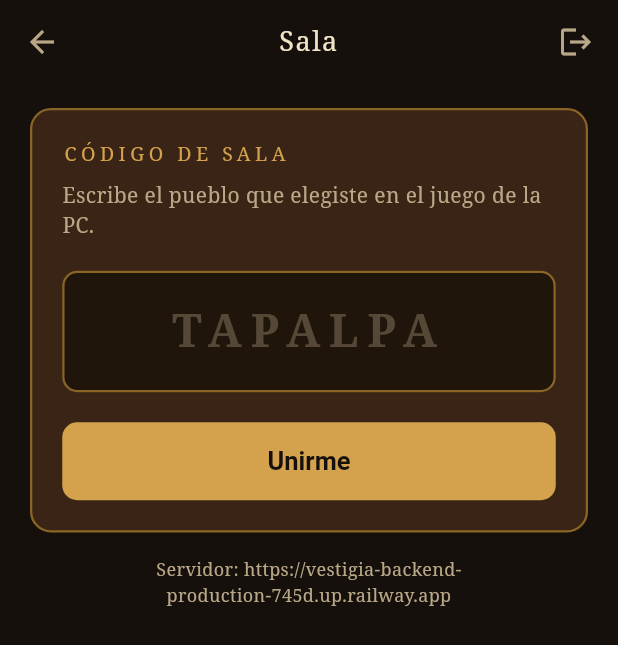
After one commit to Oliveriswackk/Vestigia, a Flutter app: the screen it shows after launch, after a tap on "Sala", on a phone screen of 412 x 824 dp. The commit adds this screen. Shown: the top 645 px of the screen. Run offline on Flutter 3.47's test engine with Material 3 defaults, Android fonts, the phone set to English and light mode, and no system bars.

Commit message:
New: pantalla Sala para probar la conexión con el juego
Se escribe el código de sala, se une y muestra el estado y los mensajes
que llegan del juego.

```diff
--- a/mobile/lib/app/puzzle_top_bar.dart
+++ b/mobile/lib/app/puzzle_top_bar.dart
@@ -2,7 +2,8 @@ import 'package:flutter/material.dart';
 
 import 'vestigia_theme.dart';
 
-/// Barra común de los puzzles: volver al menú, título y nueva partida.
+/// Barra común de los puzzles: volver al menú, título y nueva partida
+/// (o la acción equivalente de la pantalla, como salir de la sala).
 class PuzzleTopBar extends StatelessWidget {
   const PuzzleTopBar({
     super.key,
@@ -10,12 +11,16 @@ class PuzzleTopBar extends StatelessWidget {
     required this.onBack,
     required this.onRestart,
     this.restartKey,
+    this.restartTooltip = 'Nueva partida',
+    this.restartIcon = Icons.refresh,
   });
 
   final String title;
   final VoidCallback onBack;
   final VoidCallback onRestart;
   final Key? restartKey;
+  final String restartTooltip;
+  final IconData restartIcon;
 
   @override
   Widget build(BuildContext context) {
@@ -41,8 +46,8 @@ class PuzzleTopBar extends StatelessWidget {
           ),
           IconButton(
             key: restartKey,
-            icon: const Icon(Icons.refresh),
-            tooltip: 'Nueva partida',
+            icon: Icon(restartIcon),
+            tooltip: restartTooltip,
             onPressed: onRestart,
           ),
         ],
--- a/mobile/lib/app/vestigia_app.dart
+++ b/mobile/lib/app/vestigia_app.dart
@@ -1,15 +1,45 @@
 import 'package:flutter/material.dart';
 
+import '../core/room/room_connection.dart';
 import '../menu/main_menu_screen.dart';
 import '../menu/puzzle_catalog.dart';
 import '../menu/puzzle_entry.dart';
 import 'vestigia_theme.dart';
 
-class VestigiaApp extends StatelessWidget {
-  const VestigiaApp({super.key, this.puzzles});
+class VestigiaApp extends StatefulWidget {
+  const VestigiaApp({super.key, this.puzzles, this.room});
 
   /// Permite sustituir el catálogo (por ejemplo, en pruebas).
   final List<PuzzleEntry>? puzzles;
+
+  /// Permite sustituir la conexión con la sala (por ejemplo, en pruebas).
+  final RoomConnection? room;
+
+  @override
+  State<VestigiaApp> createState() => _VestigiaAppState();
+}
+
+class _VestigiaAppState extends State<VestigiaApp>
+    with WidgetsBindingObserver {
+  late final RoomConnection _room = widget.room ?? RoomConnection.standard();
+
+  @override
+  void initState() {
+    super.initState();
+    WidgetsBinding.instance.addObserver(this);
+  }
+
+  @override
+  void didChangeAppLifecycleState(AppLifecycleState state) {
+    if (state == AppLifecycleState.resumed) _room.refresh();
+  }
+
+  @override
+  void dispose() {
+    WidgetsBinding.instance.removeObserver(this);
+    if (widget.room == null) _room.dispose();
+    super.dispose();
+  }
 
   @override
   Widget build(BuildContext context) {
@@ -17,7 +47,9 @@ class VestigiaApp extends StatelessWidget {
       title: 'Vestigia',
       debugShowCheckedModeBanner: false,
       theme: buildVestigiaTheme(),
-      home: MainMenuScreen(puzzles: puzzles ?? defaultPuzzleCatalog()),
+      home: MainMenuScreen(
+        puzzles: widget.puzzles ?? defaultPuzzleCatalog(room: _room),
+      ),
     );
   }
 }
--- a/mobile/lib/menu/puzzle_catalog.dart
+++ b/mobile/lib/menu/puzzle_catalog.dart
@@ -1,13 +1,23 @@
 import 'package:flutter/material.dart';
 
+import '../core/room/room_connection.dart';
 import '../puzzles/lookout/lookout_screen.dart';
 import '../puzzles/observatory/observatory_screen.dart';
 import '../puzzles/photo/photo_puzzle_screen.dart';
 import '../puzzles/radio/radio_puzzle_screen.dart';
+import '../room/room_screen.dart';
 import 'puzzle_entry.dart';
 
-/// Puzzles disponibles en el menú, en el orden en que se muestran.
-List<PuzzleEntry> defaultPuzzleCatalog() => [
+/// Entradas del menú en el orden en que se muestran: primero la conexión con
+/// la sala del juego y después los puzzles.
+List<PuzzleEntry> defaultPuzzleCatalog({required RoomConnection room}) => [
+  PuzzleEntry(
+    id: 'room',
+    title: 'Sala',
+    description: 'Únete a la partida del juego en la PC.',
+    icon: Icons.sensors,
+    builder: (_) => RoomScreen(connection: room),
+  ),
   PuzzleEntry(
     id: 'radio',
     title: 'Radio',
--- /dev/null
+++ b/mobile/lib/room/room_screen.dart
@@ -0,0 +1,448 @@
+import 'package:flutter/material.dart';
+import 'package:flutter/services.dart';
+
+import '../app/puzzle_top_bar.dart';
+import '../app/vestigia_theme.dart';
+import '../core/room/room_connection.dart';
+import '../core/room/room_models.dart';
+
+/// Pantalla provisional para probar la conexión entre el juego y la app:
+/// se escribe el código de sala (el pueblo elegido en la PC), se une y se
+/// ven el estado de la conexión y los mensajes que llegan.
+class RoomScreen extends StatefulWidget {
+  const RoomScreen({super.key, required this.connection});
+
+  final RoomConnection connection;
+
+  static const codeFieldKey = Key('room-code');
+  static const joinKey = Key('room-join');
+  static const leaveKey = Key('room-leave');
+  static const statusKey = Key('room-status');
+  static const errorKey = Key('room-error');
+  static const logKey = Key('room-log');
+
+  @override
+  State<RoomScreen> createState() => _RoomScreenState();
+}
+
+class _RoomScreenState extends State<RoomScreen> {
+  final _controller = TextEditingController();
+
+  @override
+  void dispose() {
+    _controller.dispose();
+    super.dispose();
+  }
+
+  void _join() {
+    FocusScope.of(context).unfocus();
+    widget.connection.join(_controller.text);
+  }
+
+  @override
+  Widget build(BuildContext context) {
+    final connection = widget.connection;
+    return Scaffold(
+      body: SafeArea(
+        child: Column(
+          children: [
+            PuzzleTopBar(
+              title: 'Sala',
+              onBack: () => Navigator.of(context).pop(),
+              onRestart: connection.leave,
+              restartKey: RoomScreen.leaveKey,
+              restartTooltip: 'Salir de la sala',
+              restartIcon: Icons.logout,
+            ),
+            Expanded(
+              child: ListenableBuilder(
+                listenable: connection,
+                builder: (context, _) {
+                  final joined = connection.inRoom;
+                  return ListView(
+                    padding: const EdgeInsets.fromLTRB(20, 16, 20, 24),
+                    children: [
+                      if (joined)
+                        _RoomPanel(connection: connection)
+                      else
+                        _JoinPanel(
+                          connection: connection,
+                          controller: _controller,
+                          onJoin: _join,
+                        ),
+                      const SizedBox(height: 16),
+                      Text(
+                        'Servidor: ${connection.config.baseUrl}',
+                        textAlign: TextAlign.center,
+                        style: const TextStyle(
+                          fontSize: 12,
+                          color: VestigiaColors.creamMuted,
+                        ),
+                      ),
+                    ],
+                  );
+                },
+              ),
+            ),
+          ],
+        ),
+      ),
+    );
+  }
+}
+
+class _Panel extends StatelessWidget {
+  const _Panel({required this.child});
+
+  final Widget child;
+
+  @override
+  Widget build(BuildContext context) {
+    return Container(
+      padding: const EdgeInsets.all(20),
+      decoration: BoxDecoration(
+        color: VestigiaColors.wood,
+        borderRadius: BorderRadius.circular(14),
+        border: Border.all(color: VestigiaColors.brassDark, width: 1.5),
+      ),
+      child: child,
+    );
+  }
+}
+
+class _Label extends StatelessWidget {
+  const _Label(this.text);
+
+  final String text;
+
+  @override
+  Widget build(BuildContext context) {
+    return Text(
+      text,
+      style: const TextStyle(
+        fontSize: 13,
+        letterSpacing: 3,
+        color: VestigiaColors.brass,
+      ),
+    );
+  }
+}
+
+class _UpperCaseNoSpaces extends TextInputFormatter {
+  @override
+  TextEditingValue formatEditUpdate(
+    TextEditingValue oldValue,
+    TextEditingValue newValue,
+  ) {
+    final text = normalizeRoomCode(newValue.text);
+    if (text == newValue.text) return newValue;
+    final cursor = newValue.selection.baseOffset
+        .clamp(0, newValue.text.length)
+        .toInt();
+    return TextEditingValue(
+      text: text,
+      selection: TextSelection.collapsed(
+        offset: normalizeRoomCode(newValue.text.substring(0, cursor)).length,
+      ),
+    );
+  }
+}
+
+class _JoinPanel extends StatelessWidget {
+  const _JoinPanel({
+    required this.connection,
+    required this.controller,
+    required this.onJoin,
+  });
+
+  final RoomConnection connection;
+  final TextEditingController controller;
+  final VoidCallback onJoin;
+
+  @override
+  Widget build(BuildContext context) {
+    final joining = connection.phase == RoomPhase.joining;
+    final error = connection.error;
+    const codeStyle = TextStyle(
+      fontSize: 30,
+      letterSpacing: 6,
+      fontWeight: FontWeight.w600,
+      color: VestigiaColors.cream,
+    );
+    OutlineInputBorder border(Color color) => OutlineInputBorder(
+      borderRadius: BorderRadius.circular(10),
+      borderSide: BorderSide(color: color, width: 1.5),
+    );
+
+    return _Panel(
+      child: Column(
+        crossAxisAlignment: CrossAxisAlignment.stretch,
+        children: [
+          const _Label('CÓDIGO DE SALA'),
+          const SizedBox(height: 8),
+          const Text(
+            'Escribe el pueblo que elegiste en el juego de la PC.',
+            style: TextStyle(fontSize: 14, color: VestigiaColors.creamMuted),
+          ),
+          const SizedBox(height: 20),
+          TextField(
+            key: RoomScreen.codeFieldKey,
+            controller: controller,
+            enabled: !joining,
+            autocorrect: false,
+            enableSuggestions: false,
+            textAlign: TextAlign.center,
+            textCapitalization: TextCapitalization.characters,
+            textInputAction: TextInputAction.go,
+            inputFormatters: [_UpperCaseNoSpaces()],
+            onSubmitted: (_) => onJoin(),
+            cursorColor: VestigiaColors.brass,
+            style: codeStyle,
+            decoration: InputDecoration(
+              filled: true,
+              fillColor: VestigiaColors.glass,
+              hintText: 'TAPALPA',
+              hintStyle: codeStyle.copyWith(
+                color: VestigiaColors.creamMuted.withValues(alpha: 0.35),
+              ),
+              contentPadding: const EdgeInsets.symmetric(vertical: 18),
+              enabledBorder: border(VestigiaColors.brassDark),
+              focusedBorder: border(VestigiaColors.brass),
+              disabledBorder: border(VestigiaColors.brassDark),
+            ),
+          ),
+          if (error != null) ...[
+            const SizedBox(height: 14),
+            Row(
+              crossAxisAlignment: CrossAxisAlignment.start,
+              children: [
+                const Icon(
+                  Icons.error_outline,
+                  size: 20,
+                  color: VestigiaColors.needle,
+                ),
+                const SizedBox(width: 8),
+                Expanded(
+                  child: Text(
+                    error,
+                    key: RoomScreen.errorKey,
+                    style: const TextStyle(
+                      fontSize: 14,
+                      color: VestigiaColors.needle,
+                    ),
+                  ),
+                ),
+              ],
+            ),
+          ],
+          const SizedBox(height: 20),
+          FilledButton(
+            key: RoomScreen.joinKey,
+            onPressed: joining ? null : onJoin,
+            child: joining
+                ? const SizedBox(
+                    width: 22,
+                    height: 22,
+                    child: CircularProgressIndicator(
+                      strokeWidth: 2.5,
+                      color: VestigiaColors.background,
+                    ),
+                  )
+                : const Text('Unirme'),
+          ),
+        ],
+      ),
+    );
+  }
+}
+
+class _RoomPanel extends StatelessWidget {
+  const _RoomPanel({required this.connection});
+
+  final RoomConnection connection;
+
+  @override
+  Widget build(BuildContext context) {
+    final (statusText, statusColor) = switch (connection.phase) {
+      RoomPhase.connected => ('Conectada', VestigiaColors.signal),
+      RoomPhase.reconnecting => ('Reconectando…', VestigiaColors.glow),
+      _ => ('Conectando…', VestigiaColors.glow),
+    };
+    final snapshot = connection.snapshot;
+
+    return Column(
+      crossAxisAlignment: CrossAxisAlignment.stretch,
+      children: [
+        _Panel(
+          child: Column(
+            crossAxisAlignment: CrossAxisAlignment.stretch,
+            children: [
+              const _Label('SALA'),
+              const SizedBox(height: 8),
+              Text(
+                connection.code ?? '',
+                textAlign: TextAlign.center,
+                style: const TextStyle(
+                  fontSize: 34,
+                  letterSpacing: 6,
+                  fontWeight: FontWeight.w600,
+                  color: VestigiaColors.cream,
+                ),
+              ),
+              const SizedBox(height: 14),
+              _StatusRow(
+                label: 'App',
+                value: statusText,
+                color: statusColor,
+                valueKey: RoomScreen.statusKey,
+              ),
+              _StatusRow(
+                label: 'PC (juego)',
+                value: connection.gameConnected ? 'Conectada' : 'Sin conexión',
+                color: connection.gameConnected
+                    ? VestigiaColors.signal
+                    : VestigiaColors.creamMuted,
+              ),
+              _StatusRow(
+                label: 'Escena',
+                value: snapshot?.scene ?? '—',
+                color: VestigiaColors.cream,
+              ),
+            ],
+          ),
+        ),
+        const SizedBox(height: 14),
+        _Panel(
+          child: Column(
+            crossAxisAlignment: CrossAxisAlignment.stretch,
+            children: [
+              const _Label('PUZZLES'),
+              const SizedBox(height: 8),
+              if (snapshot == null || snapshot.puzzles.isEmpty)
+                const Text(
+                  '—',
+                  style: TextStyle(color: VestigiaColors.creamMuted),
+                )
+              else
+                for (final entry in snapshot.puzzles.entries)
+                  _StatusRow(
+                    label: entry.key,
+                    value: entry.value,
+                    color: switch (entry.value) {
+                      'resuelto' => VestigiaColors.signal,
+                      'disponible' || 'en_curso' => VestigiaColors.glow,
+                      _ => VestigiaColors.creamMuted,
+                    },
+                  ),
+              const SizedBox(height: 14),
+              const _Label('DESCUBRIMIENTOS'),
+              const SizedBox(height: 8),
+              if (snapshot == null || snapshot.discoveries.isEmpty)
+                const Text(
+                  '—',
+                  style: TextStyle(color: VestigiaColors.creamMuted),
+                )
+              else
+                for (final entry in snapshot.discoveries.entries)
+                  _StatusRow(
+                    label: entry.key,
+                    value: entry.value.isEmpty ? '✓' : entry.value,
+                    color: VestigiaColors.cream,
+                  ),
+            ],
+          ),
+        ),
+        const SizedBox(height: 14),
+        _Panel(
+          child: Column(
+            crossAxisAlignment: CrossAxisAlignment.stretch,
+            children: [
+              const _Label('REGISTRO'),
+              const SizedBox(height: 10),
+              Container(
+                key: RoomScreen.logKey,
+                padding: const EdgeInsets.all(12),
+                decoration: BoxDecoration(
+                  color: VestigiaColors.glass,
+                  borderRadius: BorderRadius.circular(8),
+                ),
+                child: connection.log.isEmpty
+                    ? const Text(
+                        'Sin mensajes todavía.',
+                        style: TextStyle(color: VestigiaColors.creamMuted),
+                      )
+                    : Column(
+                        crossAxisAlignment: CrossAxisAlignment.start,
+                        children: [
+                          for (final entry in connection.log)
+                            Padding(
+                              padding: const EdgeInsets.symmetric(vertical: 2),
+                              child: Text(
+                                '${_clock(entry.time)}  ${entry.text}',
+                                style: const TextStyle(
+                                  fontSize: 13,
+                                  fontFamily: 'monospace',
+                                  color: VestigiaColors.cream,
+                                ),
+                              ),
+                            ),
+                        ],
+                      ),
+              ),
+            ],
+          ),
+        ),
+      ],
+    );
+  }
+}
+
+class _StatusRow extends StatelessWidget {
+  const _StatusRow({
+    required this.label,
+    required this.value,
+    required this.color,
+    this.valueKey,
+  });
+
+  final String label;
+  final String value;
+  final Color color;
+  final Key? valueKey;
+
+  @override
+  Widget build(BuildContext context) {
+    return Padding(
+      padding: const EdgeInsets.symmetric(vertical: 4),
+      child: Row(
+        children: [
+          Container(
+            width: 10,
+            height: 10,
+            decoration: BoxDecoration(shape: BoxShape.circle, color: color),
+          ),
+          const SizedBox(width: 10),
+          Expanded(
+            child: Text(
+              label,
+              style: const TextStyle(
+                fontSize: 15,
+                color: VestigiaColors.creamMuted,
+              ),
+            ),
+          ),
+          Text(
+            value,
+            key: valueKey,
+            style: TextStyle(fontSize: 15, color: color),
+          ),
+        ],
+      ),
+    );
+  }
+}
+
+String _clock(DateTime time) {
+  String two(int n) => n.toString().padLeft(2, '0');
+  return '${two(time.hour)}:${two(time.minute)}:${two(time.second)}';
+}
```
Also changed, not shown: 1 other file.
